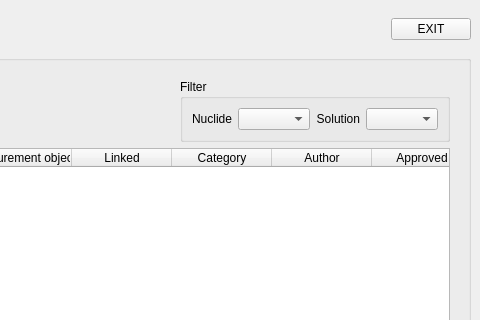
The window that TripleReg/mainwindow.ui (ziemastz/SL) describes before a commit, drawn with Qt 5; both pictures show x 599 to 1079 and y 0 to 320 of the 1079 by 645 pixel window.
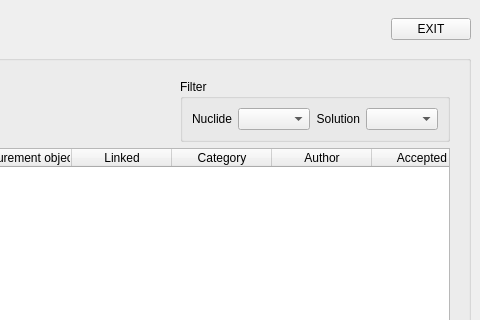
The same window after the commit. Icons and pictures are not drawn.

```diff
--- a/TripleReg/mainwindow.ui
+++ b/TripleReg/mainwindow.ui
@@ -1160,7 +1160,7 @@
              </column>
              <column>
               <property name="text">
-               <string>Approved</string>
+               <string>Accepted</string>
               </property>
              </column>
             </widget>
```
